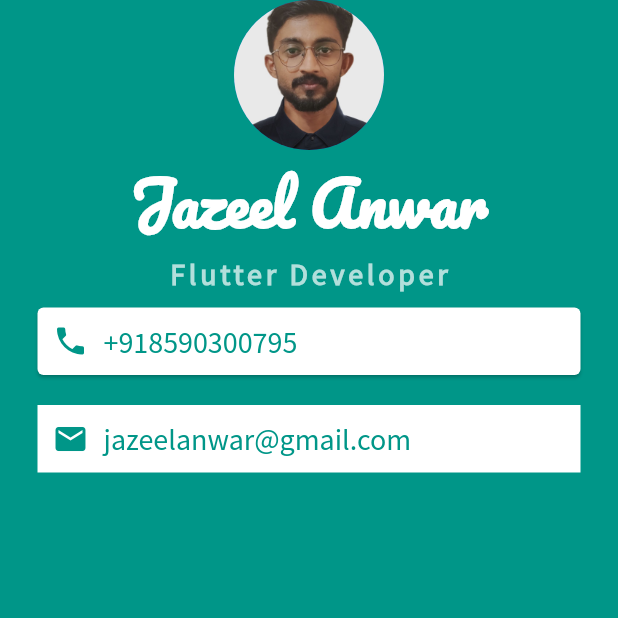
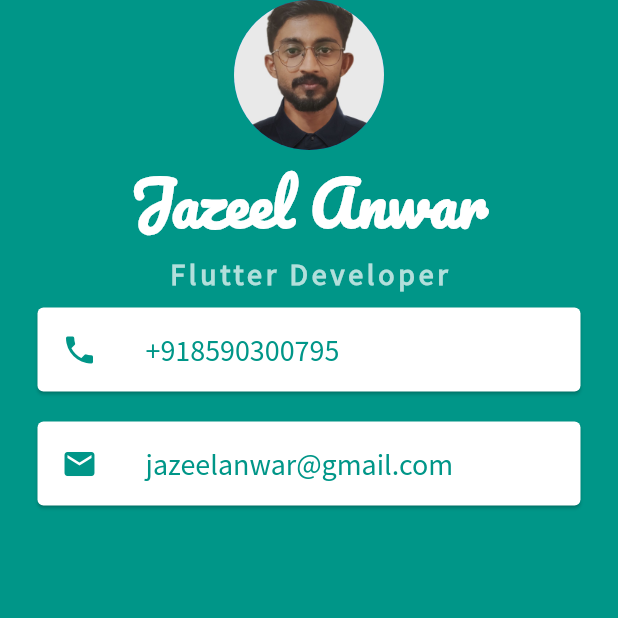
Before and after one commit to jaz2000/Flutter_Tutorials, a Flutter app: the screen it shows after launch, on a phone screen of 412 x 824 dp, the top half of it. Run offline on Flutter 3.47's test engine with Material 2 defaults, Android fonts, the phone set to English and light mode, and no system bars.

Commit message:
card and listtile widgets added

```diff
--- a/mi_card_flutter/lib/main.dart
+++ b/mi_card_flutter/lib/main.dart
@@ -46,15 +46,9 @@ class _MyAppState extends State<MyApp> {
             ),
             Card(
               margin: EdgeInsets.symmetric(vertical: 10, horizontal: 25),
-
-              color: Colors.white,
-              child: Padding(
-                padding: EdgeInsets.all(10),
-                child: Row(
-                  children: [
-                    Icon(Icons.phone, color: Colors.teal),
-                    SizedBox(width: 10),
-                    Text(
+              child: ListTile(
+                leading: Icon(Icons.phone, color: Colors.teal),
+                title: Text(
                   '+918590300795',
                   style: TextStyle(
                     color: Colors.teal,
@@ -62,19 +56,13 @@ class _MyAppState extends State<MyApp> {
                     fontSize: 20,
                   ),
                 ),
-                  ],
               ),
             ),
-            ),
-            Container(
+            Card(
               margin: EdgeInsets.symmetric(vertical: 10, horizontal: 25),
-              padding: EdgeInsets.all(10),
-              color: Colors.white,
-              child: Row(
-                children: [
-                  Icon(Icons.email, color: Colors.teal),
-                  SizedBox(width: 10),
-                  Text(
+              child: ListTile(
+                leading: Icon(Icons.email, color: Colors.teal),
+                title: Text(
                   'jazeelanwar@gmail.com',
                   style: TextStyle(
                     color: Colors.teal,
@@ -82,7 +70,6 @@ class _MyAppState extends State<MyApp> {
                     fontSize: 20,
                   ),
                 ),
-                ],
               ),
             ),
           ]),
```
Lines whose indentation alone changed are shown as unchanged.
